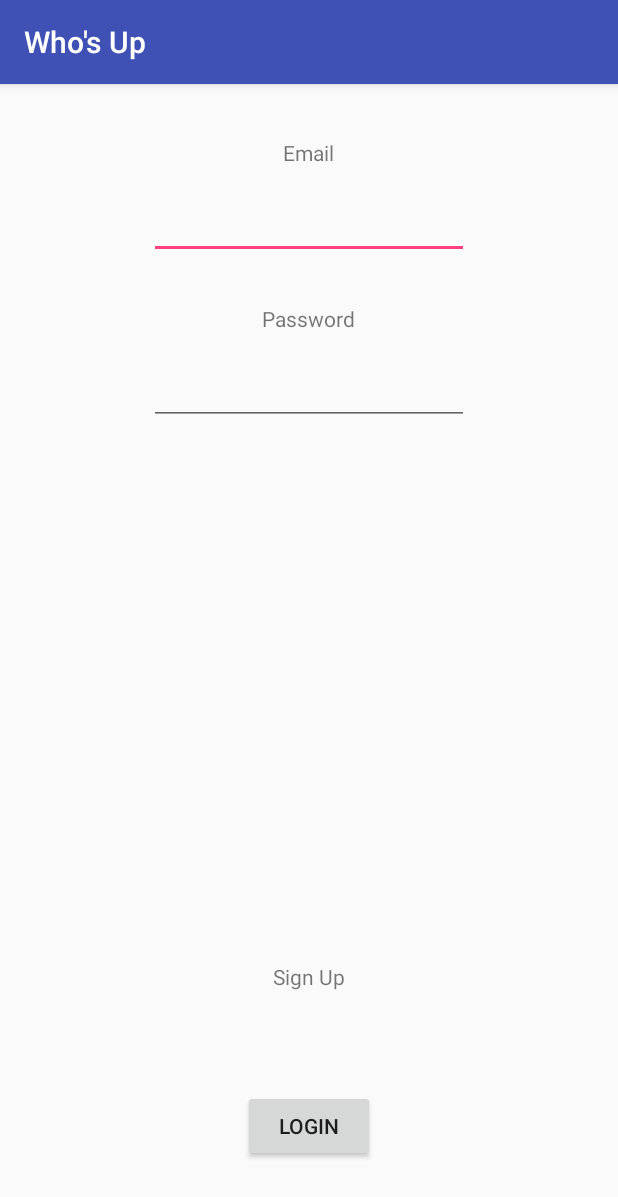
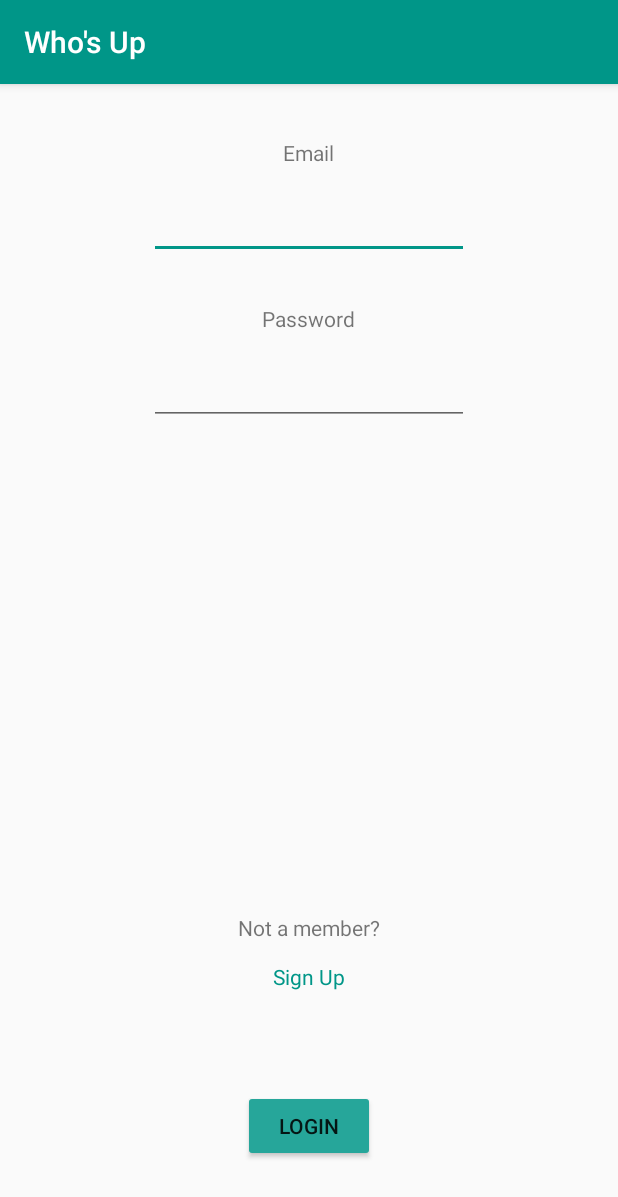
Before and after one commit to ICT-3213-Project/Whos-Up, an Android app: the screen it shows after launch (LoginActivity), on a phone screen of 412 x 824 dp. Shown: the top 1197 px of the screen. Run offline under Robolectric (Android 15) with nearby library versions, the phone set to English and light mode, and no system bars; our stand-ins replace Firebase (no records; nobody signed in at launch, a user with empty details on screens opened directly).

Commit message:
Modified App wide style

```diff
--- a/app/src/main/res/layout/activity_event.xml
+++ b/app/src/main/res/layout/activity_event.xml
@@ -11,6 +11,17 @@
     tools:context="lightning.structby.whosup.EventActivity"
     android:theme="@android:style/Theme.Material.Light.DarkActionBar">
 
+
+
+
+
+    <!--<fragment-->
+        <!--android:id="@+id/place_autocomplete_fragment"-->
+        <!--android:layout_width="match_parent"-->
+        <!--android:layout_height="wrap_content"-->
+        <!--android:name="com.google.android.gms.location.places.ui.PlaceAutocompleteFragment"-->
+        <!--android:layout_below="@+id/locationtextView"-->
+        <!--android:layout_marginTop="20dp"/>-->
 
     <TextView
         android:id="@+id/eventNametextView"
@@ -115,6 +126,7 @@
         android:layout_height="wrap_content"
         android:layout_alignParentBottom="true"
         android:layout_centerHorizontal="true"
-        android:id="@+id/addbutton"/>
+        android:id="@+id/addbutton"
+        android:background="@color/colorButtonTeal"/>
 
 </RelativeLayout>
--- a/app/src/main/res/layout/activity_login.xml
+++ b/app/src/main/res/layout/activity_login.xml
@@ -48,6 +48,26 @@
         android:id="@+id/passwordLogineditText"
         android:layout_marginTop="16dp"/>
 
+    <TextView
+        android:id="@+id/infotextView"
+        android:layout_width="wrap_content"
+        android:layout_height="wrap_content"
+        android:layout_above="@+id/signuptextView"
+        android:layout_centerHorizontal="true"
+        android:layout_marginBottom="13dp"
+        android:text="Not a member?" />
+
+    <TextView
+        android:text="Sign Up"
+        android:layout_width="wrap_content"
+        android:layout_height="wrap_content"
+        android:layout_above="@+id/loginbutton"
+        android:layout_marginBottom="66dp"
+        android:id="@+id/signuptextView"
+        android:layout_centerHorizontal="true"
+        android:onClick="openSignUp"
+        android:textColor="@color/colorPrimaryTeal"/>
+
     <Button
         android:text="Login"
         android:layout_width="wrap_content"
@@ -58,13 +78,5 @@
         android:id="@+id/loginbutton"
         android:onClick="login"/>
 
-    <TextView
-        android:text="Sign Up"
-        android:layout_width="wrap_content"
-        android:layout_height="wrap_content"
-        android:layout_above="@+id/loginbutton"
-        android:layout_marginBottom="66dp"
-        android:id="@+id/signuptextView"
-        android:layout_centerHorizontal="true"
-        android:onClick="openSignUp"/>
+
 </RelativeLayout>
--- a/app/src/main/res/layout/activity_signup.xml
+++ b/app/src/main/res/layout/activity_signup.xml
@@ -26,15 +26,9 @@
         android:scaleType="centerCrop"
         android:layout_above="@+id/nametextView"
         android:onClick="selectImage"
-        android:background="@android:color/darker_gray"/>
+        android:background="@android:color/darker_gray"
+        android:layout_alignParentTop="true"/>
 
-    <!--<ImageView-->
-        <!--android:layout_width="wrap_content"-->
-        <!--android:layout_height="wrap_content"-->
-        <!--android:layout_above="@+id/nametextView"-->
-        <!--android:layout_alignParentTop="true"-->
-        <!--android:scaleType="centerCrop"-->
-        <!--android:id="@+id/profileImageView"/>-->
     <TextView
         android:layout_width="wrap_content"
         android:layout_height="wrap_content"
@@ -42,7 +36,7 @@
         android:layout_centerHorizontal="true"
         android:layout_above="@+id/personNameEditText"
         android:text="Name"
-        android:layout_marginTop="9dp"/>
+        android:layout_marginTop="16dp"/>
 
     <EditText
         android:layout_width="wrap_content"
--- a/app/src/main/res/values/colors.xml
+++ b/app/src/main/res/values/colors.xml
@@ -3,4 +3,9 @@
     <color name="colorPrimary">#3F51B5</color>
     <color name="colorPrimaryDark">#303F9F</color>
     <color name="colorAccent">#FF4081</color>
+
+    <color name="colorAccentTeal">#009688</color>
+    <color name="colorPrimaryDarkTeal">#00796B</color>
+    <color name="colorPrimaryTeal">#009688</color>
+    <color name="colorButtonTeal">#26A69A</color>
 </resources>
--- a/app/src/main/res/values/styles.xml
+++ b/app/src/main/res/values/styles.xml
@@ -3,14 +3,10 @@
     <!-- Base application theme. -->
     <style name="AppTheme" parent="Theme.AppCompat.Light.DarkActionBar">
         <!-- Customize your theme here. -->
-        <item name="colorPrimary">@color/colorPrimary</item>
-        <item name="colorPrimaryDark">@color/colorPrimaryDark</item>
-        <item name="colorAccent">@color/colorAccent</item>
-        <!--<item name="android:textViewStyle">@style/TextViewStyle</item>-->
+        <item name="colorPrimary">@color/colorPrimaryTeal</item>
+        <item name="colorPrimaryDark">@color/colorPrimaryDarkTeal</item>
+        <item name="colorAccent">@color/colorAccentTeal</item>
+        <item name="colorButtonNormal">@color/colorButtonTeal</item>
     </style>
 
-    <!--<style name="TextViewStyle" parent="android:Widget.TextView">-->
-        <!--<item name="android:fontFamily">@assets/fonts/proximanova.otf</item>-->
-    <!--</style>-->
-    <!---->
 </resources>
```
